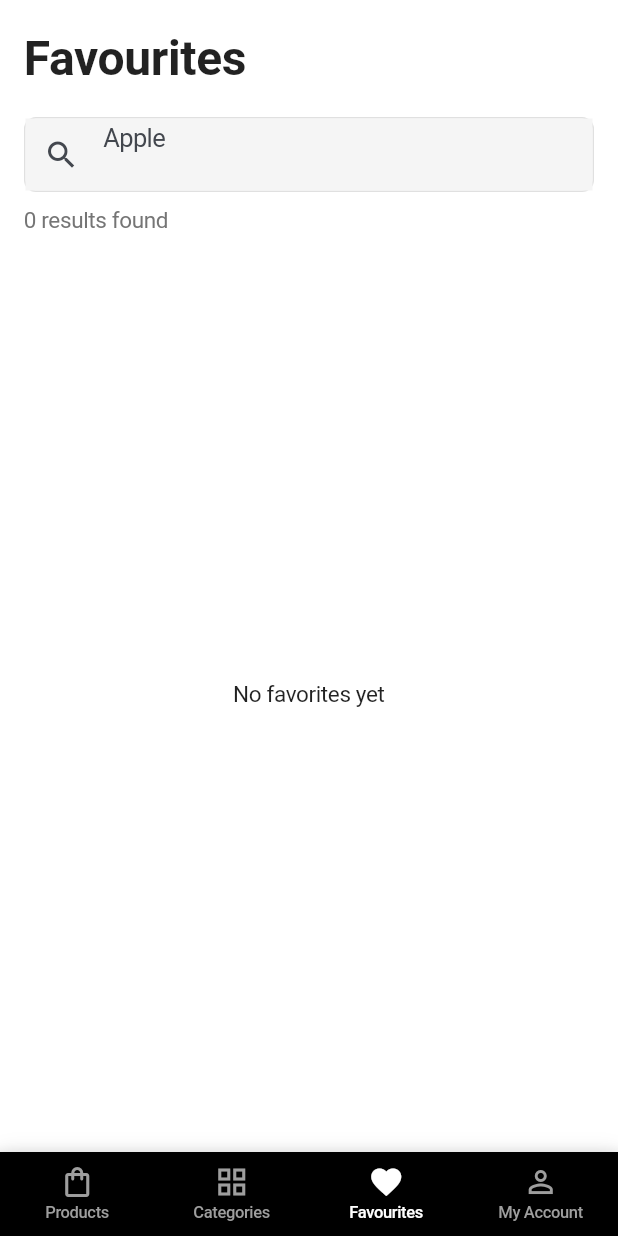
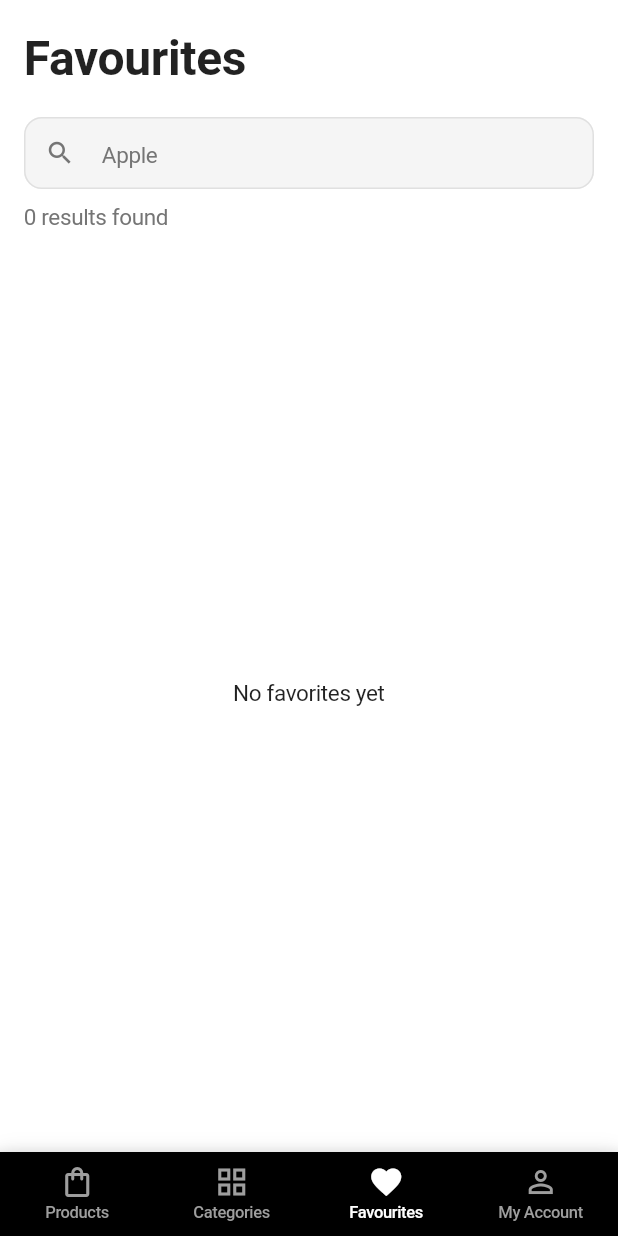
Before and after one commit to Wasim-Zaman/ecommerce_testing, a Flutter app: the screen it shows after launch, item 3 of the bottom bar chosen, on a phone screen of 412 x 824 dp. Run offline on Flutter 3.47's test engine with Material 3 defaults, Android fonts, the phone set to English and light mode, and no system bars; our stand-ins replace flutter_bloc; network calls fail.

Commit message:
almost done

```diff
--- a/lib/main.dart
+++ b/lib/main.dart
@@ -1,4 +1,6 @@
+import 'package:ecommerce_testing/cubits/category/categories_cubit.dart';
 import 'package:ecommerce_testing/cubits/favorites/favorites_cubit.dart';
+import 'package:ecommerce_testing/cubits/product/products_cubit.dart';
 import 'package:ecommerce_testing/cubits/splash/splash_cubit.dart';
 import 'package:ecommerce_testing/view/screens/splash_screen.dart';
 import 'package:flutter/material.dart';
@@ -18,6 +20,8 @@ class MyApp extends StatelessWidget {
     return MultiBlocProvider(
       providers: [
         BlocProvider(create: (context) => FavoritesCubit()),
+        BlocProvider(create: (context) => ProductsCubit()..fetchProducts()),
+        BlocProvider(create: (context) => CategoriesCubit()..fetchCategories()),
       ],
       child: MaterialApp(
         title: 'My Store',
--- a/lib/view/screens/categories_screen.dart
+++ b/lib/view/screens/categories_screen.dart
@@ -10,10 +10,7 @@ class CategoriesScreen extends StatelessWidget {
 
   @override
   Widget build(BuildContext context) {
-    return BlocProvider(
-      create: (context) => CategoriesCubit()..fetchCategories(),
-      child: const CategoriesView(),
-    );
+    return const CategoriesView();
   }
 }
 
--- a/lib/view/screens/favorites_screen.dart
+++ b/lib/view/screens/favorites_screen.dart
@@ -2,6 +2,7 @@ import 'package:flutter/material.dart';
 import 'package:flutter_bloc/flutter_bloc.dart';
 
 import '../../cubits/favorites/favorites_cubit.dart';
+import '../widgets/search_text_field.dart';
 
 class FavoritesScreen extends StatelessWidget {
   const FavoritesScreen({super.key});
@@ -33,22 +34,11 @@ class FavoritesView extends StatelessWidget {
               ),
               const SizedBox(height: 16),
               // Search Bar
-              Container(
-                decoration: BoxDecoration(
-                  border: Border.all(color: Colors.grey[300]!),
-                  borderRadius: BorderRadius.circular(8),
-                ),
-                child: TextField(
-                  onChanged: (value) {
-                    context.read<FavoritesCubit>().searchFavorites(value);
-                  },
-                  decoration: InputDecoration(
-                    hintText: 'Apple',
-                    prefixIcon: const Icon(Icons.search),
-                    border: InputBorder.none,
-                    contentPadding: const EdgeInsets.symmetric(horizontal: 16),
-                  ),
-                ),
+              SearchTextField(
+                hintText: 'Apple',
+                onChanged: (value) {
+                  context.read<FavoritesCubit>().searchFavorites(value);
+                },
               ),
               const SizedBox(height: 8),
               BlocBuilder<FavoritesCubit, FavoritesState>(
--- a/lib/view/screens/user_settings_screen.dart
+++ b/lib/view/screens/user_settings_screen.dart
@@ -76,7 +76,7 @@ class UserSettingsScreen extends StatelessWidget {
               // Settings Options
               _buildSettingOption(
                 icon: Icons.settings,
-                title: 'Kontoinställningar',
+                title: 'Kontoinstallningar',
                 onTap: () {},
               ),
               _buildSettingOption(
```
Also changed, not shown: lib/view/screens/products_screen.dart (+1 -8 lines).
